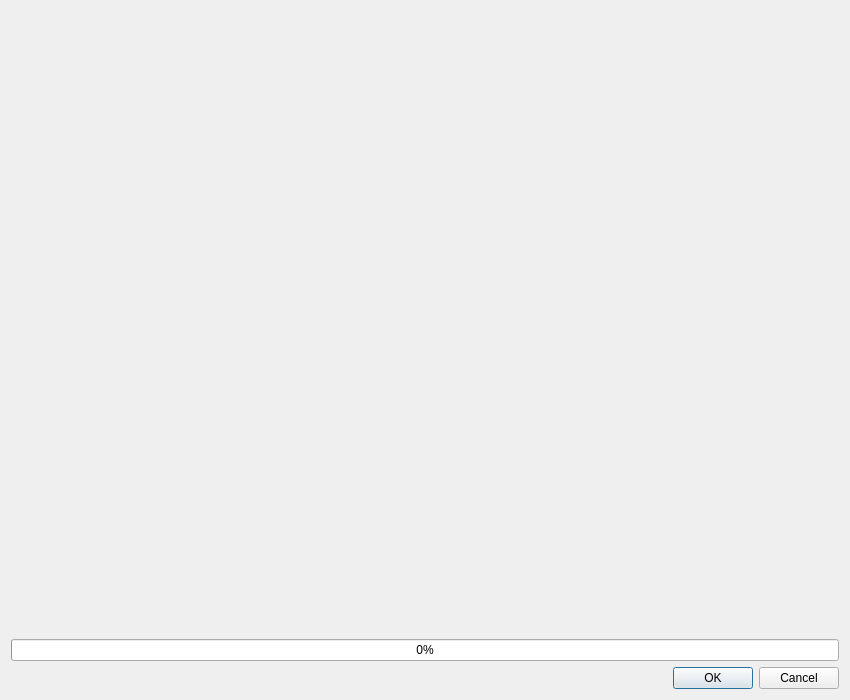
This is KAMEditor/gui/gcodeswebviewdialog.ui in Xtail96/SML as Qt 5 draws it before an edit. The edited form follows.
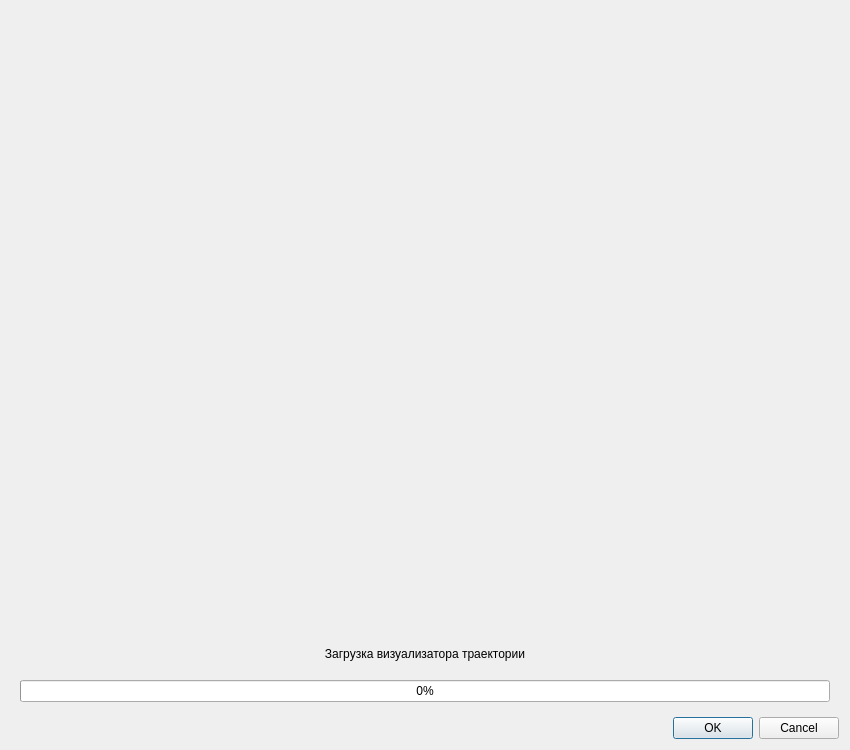
This is the edited form.

Commit message: Рефакторинг окна визуализации

Diff of the .ui file:
```diff
--- a/KAMEditor/gui/gcodeswebviewdialog.ui
+++ b/KAMEditor/gui/gcodeswebviewdialog.ui
@@ -7,7 +7,7 @@
     <x>0</x>
     <y>0</y>
     <width>850</width>
-    <height>700</height>
+    <height>750</height>
    </rect>
   </property>
   <property name="maximumSize">
@@ -22,6 +22,12 @@
   <layout class="QGridLayout" name="gridLayout">
    <item row="0" column="0">
     <widget class="QFrame" name="webEngineFrame">
+     <property name="sizePolicy">
+      <sizepolicy hsizetype="Preferred" vsizetype="Preferred">
+       <horstretch>0</horstretch>
+       <verstretch>7</verstretch>
+      </sizepolicy>
+     </property>
      <property name="frameShape">
       <enum>QFrame::NoFrame</enum>
      </property>
@@ -41,10 +47,45 @@
     </widget>
    </item>
    <item row="1" column="0">
-    <widget class="QProgressBar" name="loadProgressBar">
-     <property name="value">
-      <number>0</number>
+    <widget class="QFrame" name="frame">
+     <property name="sizePolicy">
+      <sizepolicy hsizetype="Preferred" vsizetype="Preferred">
+       <horstretch>0</horstretch>
+       <verstretch>1</verstretch>
+      </sizepolicy>
      </property>
+     <property name="frameShape">
+      <enum>QFrame::NoFrame</enum>
+     </property>
+     <property name="frameShadow">
+      <enum>QFrame::Raised</enum>
+     </property>
+     <layout class="QVBoxLayout" name="verticalLayout">
+      <item>
+       <widget class="QLabel" name="loadProgressLabel">
+        <property name="font">
+         <font>
+          <weight>50</weight>
+          <bold>false</bold>
+          <underline>false</underline>
+         </font>
+        </property>
+        <property name="text">
+         <string>Загрузка визуализатора траектории</string>
+        </property>
+        <property name="alignment">
+         <set>Qt::AlignCenter</set>
+        </property>
+       </widget>
+      </item>
+      <item>
+       <widget class="QProgressBar" name="loadProgressBar">
+        <property name="value">
+         <number>0</number>
+        </property>
+       </widget>
+      </item>
+     </layout>
     </widget>
    </item>
   </layout>
```
Left out of the diff: 2 changed lines with no effect on the pictures.
